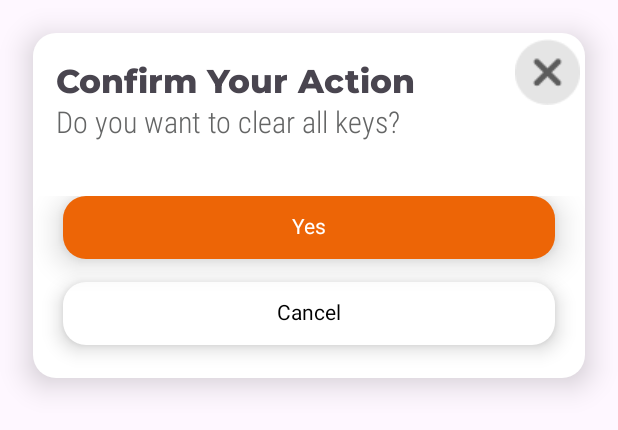
After one commit to ireshsits/androidpos, an Android app: the layout custom_dialog.xml on its own in the app's theme, with its tools: preview values and no code run, on a phone screen of 412 x 824 dp. The commit adds this screen. Shown: the top 430 px of the screen. Run offline under Robolectric (Android 15) with nearby library versions, the phone set to English and light mode, and no system bars.

Commit message:
10-2-EOD

```diff
--- a/app/src/main/AndroidManifest.xml
+++ b/app/src/main/AndroidManifest.xml
@@ -12,6 +12,9 @@
         android:supportsRtl="true"
         android:theme="@style/Theme.MyApplication"
         tools:targetApi="31">
+        <activity
+            android:name=".MainActivity"
+            android:exported="false" />
         <activity
             android:name=".PreCompletionActivity"
             android:exported="false" />
@@ -49,7 +52,8 @@
             android:name=".QRErrorActivity"
             android:exported="false" />
         <activity
-            android:name=".MainActivity"
+            android:name=".LoginActivity"
+            android:theme="@style/Theme.AppCompat.NoActionBar"
             android:exported="true">
             <intent-filter>
                 <action android:name="android.intent.action.MAIN" />
--- /dev/null
+++ b/app/src/main/res/font/montserrat_extrabold_italic.xml
@@ -0,0 +1,7 @@
+<?xml version="1.0" encoding="utf-8"?>
+<font-family xmlns:app="http://schemas.android.com/apk/res-auto"
+        app:fontProviderAuthority="com.google.android.gms.fonts"
+        app:fontProviderPackage="com.google.android.gms"
+        app:fontProviderQuery="name=Montserrat&amp;weight=800&amp;italic=1"
+        app:fontProviderCerts="@array/com_google_android_gms_fonts_certs">
+</font-family>
--- /dev/null
+++ b/app/src/main/res/layout/custom_dialog.xml
@@ -0,0 +1,107 @@
+<?xml version="1.0" encoding="utf-8"?>
+<RelativeLayout xmlns:android="http://schemas.android.com/apk/res/android"
+    xmlns:app="http://schemas.android.com/apk/res-auto"
+    android:layout_width="match_parent"
+    android:layout_height="match_parent">
+
+    <androidx.constraintlayout.widget.ConstraintLayout
+        android:id="@+id/ConstraintLayoutId"
+        android:layout_width="match_parent"
+        android:layout_height="wrap_content"
+        android:layout_marginStart="22dp"
+        android:layout_marginTop="22dp"
+        android:layout_marginEnd="22dp"
+        android:layout_marginBottom="22dp"
+        android:background="@drawable/radious_white_bg"
+        android:elevation="12dp">
+
+
+        <ImageView
+            android:id="@+id/btnCancelTop"
+            android:layout_width="wrap_content"
+            android:layout_height="wrap_content"
+            android:layout_marginTop="4dp"
+            android:src="@drawable/close"
+            app:layout_constraintEnd_toEndOf="parent"
+            app:layout_constraintHorizontal_bias="0.99"
+            app:layout_constraintStart_toStartOf="parent"
+            app:layout_constraintTop_toTopOf="parent" />
+
+        <TextView
+            android:id="@+id/dtitle"
+            android:layout_width="match_parent"
+            android:layout_height="wrap_content"
+            android:layout_marginStart="15dp"
+            android:layout_marginTop="18dp"
+            android:fontFamily="@font/montserrat_extrabold_italic"
+            android:text="Confirm Your Action"
+            android:textAlignment="textStart"
+            android:textSize="22dp"
+            app:layout_constraintEnd_toEndOf="parent"
+            app:layout_constraintStart_toStartOf="parent"
+            app:layout_constraintTop_toTopOf="parent" />
+
+        <TextView
+            android:id="@+id/dtitle2"
+            android:layout_width="match_parent"
+            android:layout_height="wrap_content"
+            android:layout_marginStart="15dp"
+            android:layout_marginTop="45dp"
+            android:fontFamily="sans-serif-condensed-light"
+            android:text="Do you want to clear all keys?"
+            android:textAlignment="textStart"
+            android:textColor="@color/text_menu"
+            android:textSize="20dp"
+
+            app:layout_constraintEnd_toEndOf="parent"
+
+            app:layout_constraintStart_toStartOf="parent"
+            app:layout_constraintTop_toTopOf="parent" />
+
+        <LinearLayout
+            android:layout_width="match_parent"
+            android:layout_height="wrap_content"
+            android:layout_gravity="bottom"
+            android:layout_marginTop="36dp"
+            android:orientation="vertical"
+            app:layout_constraintEnd_toEndOf="parent"
+            app:layout_constraintHorizontal_bias="0.0"
+            app:layout_constraintStart_toStartOf="parent"
+            app:layout_constraintTop_toBottomOf="@+id/dtitle2">
+
+            <TextView
+                android:id="@+id/btnConfirm"
+                android:layout_width="match_parent"
+                android:layout_height="42dp"
+                android:layout_marginLeft="20dp"
+                android:layout_marginRight="20dp"
+                android:layout_marginBottom="15dp"
+                android:background="@drawable/radious_white_bg_orange_low_ra"
+                android:elevation="12dp"
+                android:paddingTop="10dp"
+                android:text="Yes"
+                android:textAlignment="center"
+                android:textColor="@color/white" />
+
+            <TextView
+                android:id="@+id/btnCancel"
+                android:layout_width="match_parent"
+                android:layout_height="42dp"
+                android:layout_marginLeft="20dp"
+                android:layout_marginRight="20dp"
+                android:layout_marginBottom="22dp"
+                android:background="@drawable/radious_white_bg_orange_low_ra"
+                android:backgroundTint="@color/white"
+                android:elevation="8dp"
+                android:paddingTop="10dp"
+                android:text="Cancel"
+                android:textAlignment="center"
+                android:textColor="@color/black" />
+
+
+        </LinearLayout>
+
+    </androidx.constraintlayout.widget.ConstraintLayout>
+
+
+</RelativeLayout>
--- a/app/src/main/res/values/preloaded_fonts.xml
+++ b/app/src/main/res/values/preloaded_fonts.xml
@@ -1,6 +1,8 @@
 <?xml version="1.0" encoding="utf-8"?>
 <resources>
     <array name="preloaded_fonts" translatable="false">
+        <item>@font/montserrat</item>
+        <item>@font/montserrat_extrabold_italic</item>
         <item>@font/montserrat_semibold</item>
     </array>
 </resources>
```
Also changed, not shown: app/src/main/java/com/example/myapplication/LoginActivity.java (added, +14 -0 lines), app/src/main/java/com/example/myapplication/MainActivity.java (+46 -0 lines), app/src/main/res/drawable/toponly_rounded_shape.xml (added, +18 -0 lines), app/src/main/res/font/montserrat.xml (added, +7 -0 lines), app/src/main/res/layout/activity_login.xml (added, +121 -0 lines), app/src/main/res/drawable/close.png (added), app/src/main/res/drawable/loginimag.png (added).
